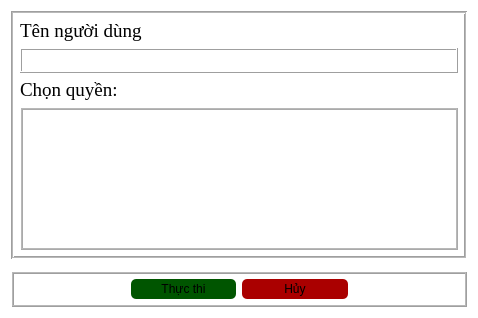
Old version of the form ui/permission_dialog.ui in the repository DTNS2905/App_quan_ly_python_qt_.
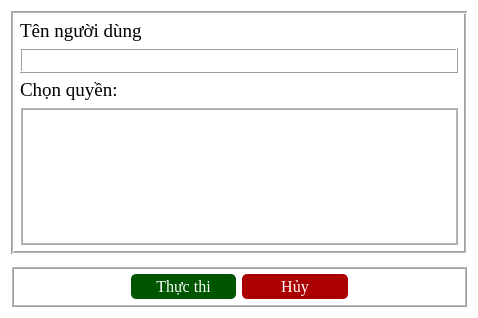
New version of the form. Icons and pictures are not drawn.

Commit message: Fix assign and unassign permission to file

What changed in the file:
```diff
--- a/ui/permission_dialog.ui
+++ b/ui/permission_dialog.ui
@@ -486,6 +486,15 @@
           <verstretch>0</verstretch>
          </sizepolicy>
         </property>
+        <property name="font">
+         <font>
+          <family>Times New Roman</family>
+          <pointsize>12</pointsize>
+         </font>
+        </property>
+        <property name="styleSheet">
+         <string notr="true">color: white</string>
+        </property>
         <property name="text">
          <string>Thực thi</string>
         </property>
@@ -499,6 +508,15 @@
           <verstretch>0</verstretch>
          </sizepolicy>
         </property>
+        <property name="font">
+         <font>
+          <family>Times New Roman</family>
+          <pointsize>12</pointsize>
+         </font>
+        </property>
+        <property name="styleSheet">
+         <string notr="true">color: white</string>
+        </property>
         <property name="text">
          <string>Hủy</string>
         </property>
```
Left out of the diff: 2 changed lines with no effect on the pictures. The commit also changes 8 other files.
